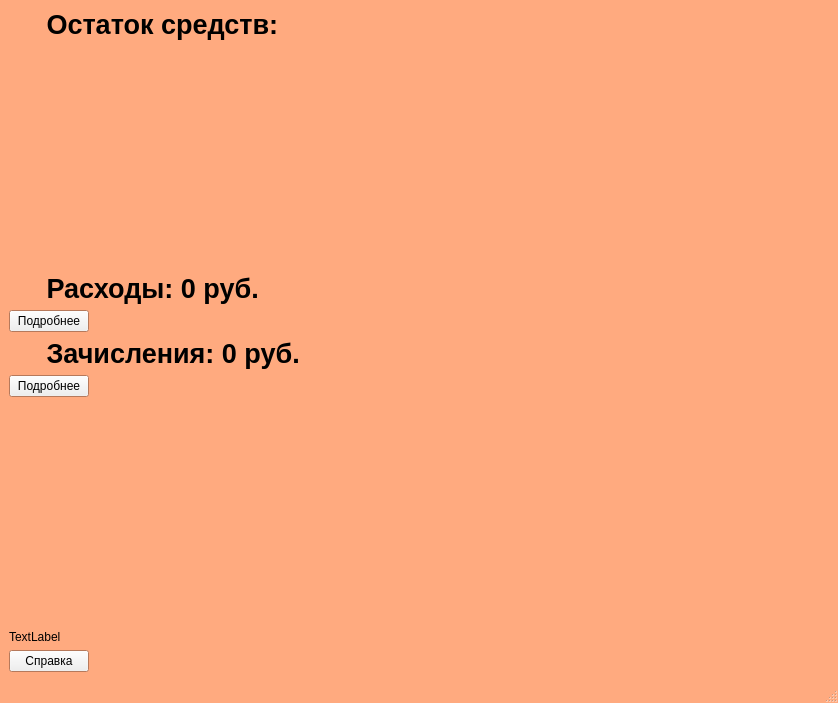
boldoed/QT_YandexProject., file project.ui: the form before one commit.
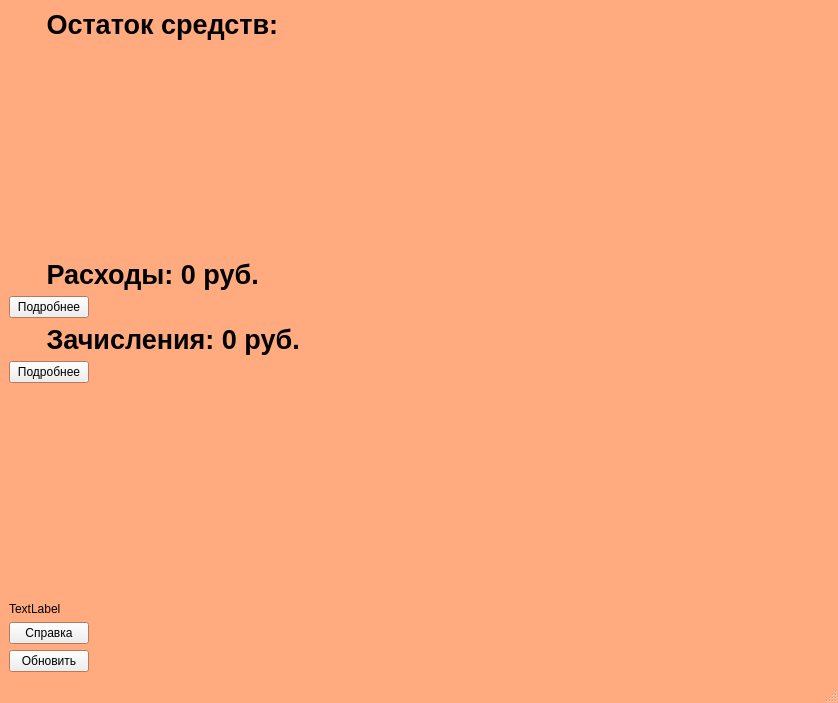
The form after the commit.

The edit to the form file:
```diff
--- a/project.ui
+++ b/project.ui
@@ -178,6 +178,13 @@
       </property>
      </widget>
     </item>
+    <item row="11" column="0">
+     <widget class="QPushButton" name="update_btn">
+      <property name="text">
+       <string>Обновить</string>
+      </property>
+     </widget>
+    </item>
    </layout>
   </widget>
   <widget class="QMenuBar" name="menubar">
```
